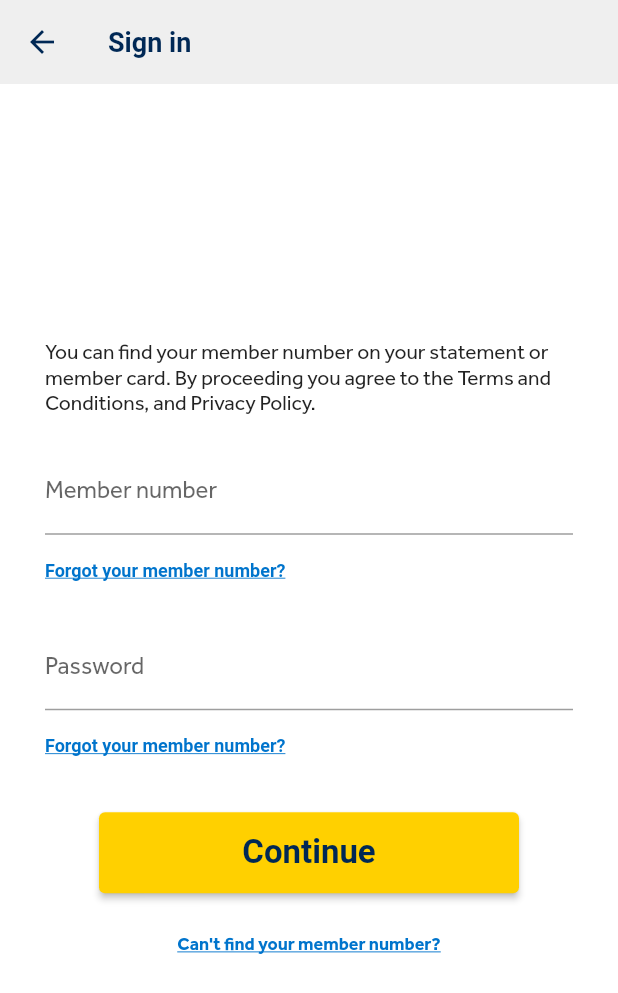
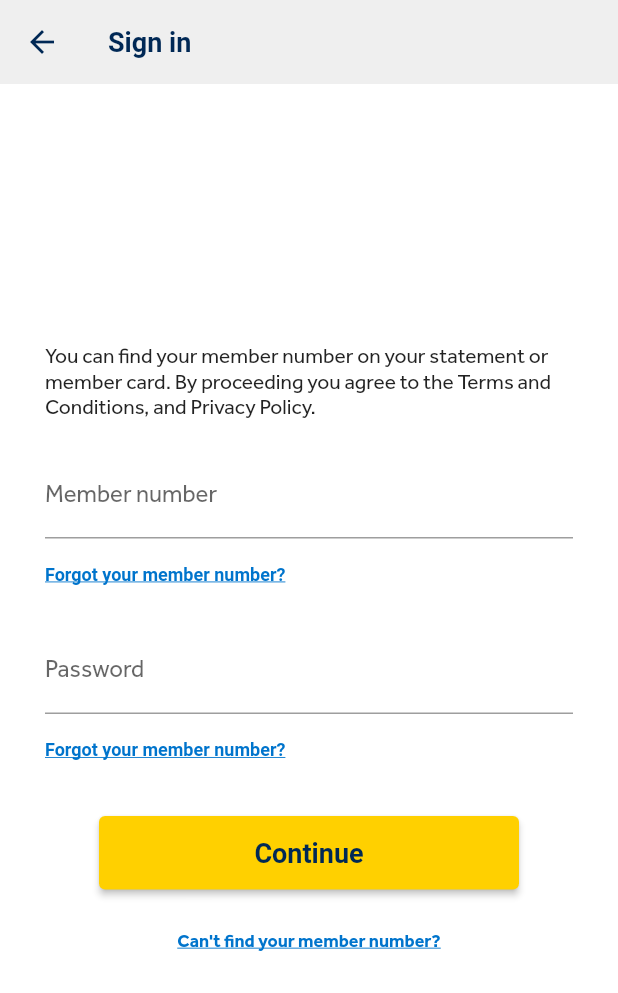
Before and after one commit to kdgilang/rnd-flutter, a Flutter app: the SigninScreen screen opened by its route, on a phone screen of 412 x 824 dp. Shown: the top 993 px of the screen. Run offline on Flutter 3.47's test engine with Material 2 defaults, Android fonts, the phone set to English and light mode, and no system bars.

Commit message:
update signin screen 2

```diff
--- a/lib/src/shared/screens/signin.dart
+++ b/lib/src/shared/screens/signin.dart
@@ -1,6 +1,7 @@
 import 'package:flutter/material.dart';
 import 'package:hostplus/src/constants/Color.dart';
 import 'package:hostplus/src/constants/path.dart';
+import 'package:hostplus/src/shared/screens/home.dart';
 
 class SigninScreen extends StatelessWidget {
   const SigninScreen({super.key});
@@ -28,21 +29,22 @@ class SigninScreen extends StatelessWidget {
         height: double.infinity,
         width: double.infinity,
         alignment: Alignment.center,
-        child: const Signin()
+        child: const SigninWidget()
       ),
     );
   }
 }
 
-class Signin extends StatefulWidget {
-  const Signin({super.key});
+class SigninWidget extends StatefulWidget {
+  const SigninWidget({super.key});
 
   @override
-  State<Signin> createState() => _SigninState();
+  State<SigninWidget> createState() => _SigninWidgetState();
 }
 
-class _SigninState extends State<Signin> with SingleTickerProviderStateMixin {
-
+class _SigninWidgetState extends State<SigninWidget> {
+  final memberControl = TextEditingController();
+  final passwordControl = TextEditingController();
 
   @override
   Widget build(BuildContext context) {
@@ -58,10 +60,17 @@ class _SigninState extends State<Signin> with SingleTickerProviderStateMixin {
             mainAxisAlignment: MainAxisAlignment.start,
             children: [
               TextFormField(
+                controller: memberControl,
                 decoration: const InputDecoration(
                   border: UnderlineInputBorder(),
                   labelText: 'Member number',
                 ),
+                validator: (String? value) {
+                  if (value!.trim().isEmpty) {
+                    return 'Password is required';
+                  }
+                  return null;
+                },
               ),
               Align(
                 alignment: Alignment.centerLeft,
@@ -88,6 +97,7 @@ class _SigninState extends State<Signin> with SingleTickerProviderStateMixin {
             mainAxisAlignment: MainAxisAlignment.start,
             children: [
               TextFormField(
+                controller: passwordControl,
                 obscureText: true,
                 enableSuggestions: false,
                 autocorrect: false,
@@ -95,6 +105,12 @@ class _SigninState extends State<Signin> with SingleTickerProviderStateMixin {
                   border: UnderlineInputBorder(),
                   labelText: 'Password',
                 ),
+                validator: (String? value) {
+                  if (value!.trim().isEmpty) {
+                    return 'Password is required';
+                  }
+                  return null;
+                },
               ),
               Align(
                 alignment: Alignment.centerLeft,
@@ -125,10 +141,24 @@ class _SigninState extends State<Signin> with SingleTickerProviderStateMixin {
               minimumSize: const Size(280, 0),
               textStyle: const TextStyle(
                 fontWeight: FontWeight.bold,
-                fontSize: 22.0,
+                fontSize: 18.0,
               )
             ),
-            onPressed: () {},
+            onPressed: () {
+              // showDialog(
+              //   context: context,
+              //   builder: (context) {
+              //     return AlertDialog(
+              //       // Retrieve the text that the user has entered by using the
+              //       // TextEditingController.
+              //       content: Text(memberControl.text),
+              //     );
+              //   },
+              // );
+              if (passwordControl.text == memberControl.text) {
+                Navigator.pushNamedAndRemoveUntil(context, HomeScreen.id, (_) => false);
+              }
+            },
             child: const Text('Continue'),
           ),
           const SizedBox(height: 10,),
--- a/lib/src/shared/screens/starter.dart
+++ b/lib/src/shared/screens/starter.dart
@@ -98,7 +98,7 @@ class ButtonsWidget extends StatelessWidget {
               minimumSize: const Size(280, 0),
               textStyle: const TextStyle(
                 fontWeight: FontWeight.bold,
-                fontSize: 22.0,
+                fontSize: 18.0,
               )
             ),
             onPressed: () {
@@ -115,7 +115,7 @@ class ButtonsWidget extends StatelessWidget {
               minimumSize: const Size(280, 0),
               textStyle: const TextStyle(
                 fontWeight: FontWeight.bold,
-                fontSize: 22.0,
+                fontSize: 18.0,
               )
             ),
             onPressed: () {},
```
Also changed, not shown: 2 other files.
